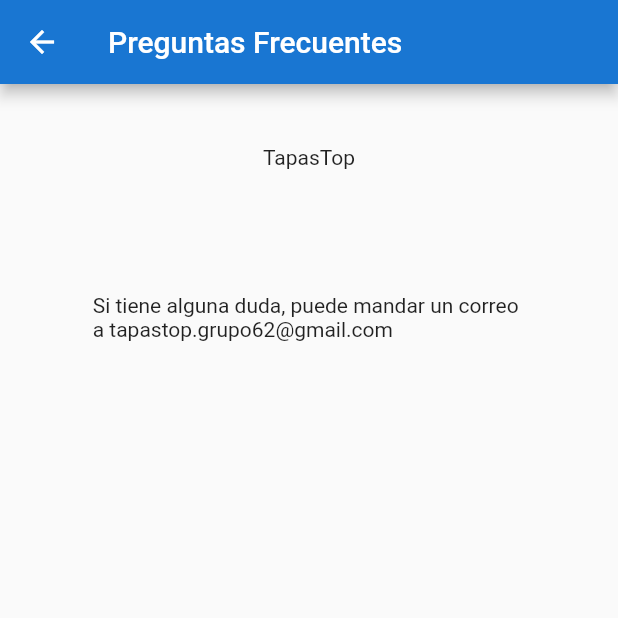
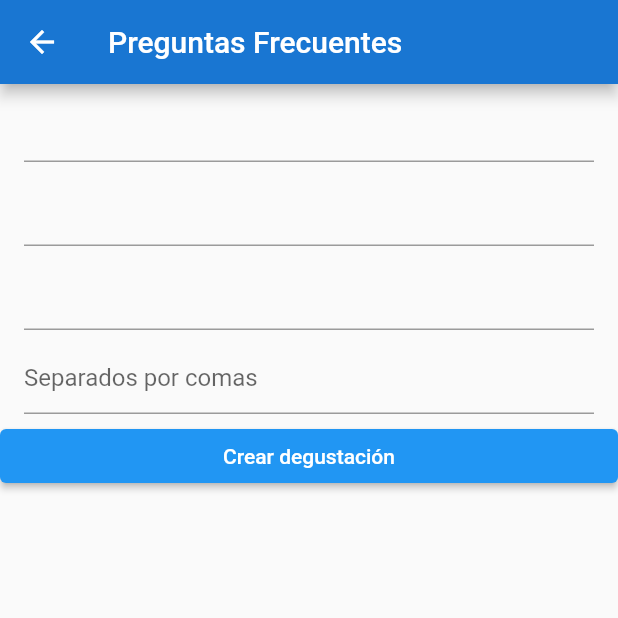
Before and after one commit to dan415/tapastop, a Flutter app: the createDegustacion screen opened directly, on a phone screen of 412 x 824 dp, the top half of it. Run offline on Flutter 3.47's test engine with Material 2 defaults, Android fonts, the phone set to English and light mode, and no system bars; our stand-ins replace cloud_firestore, date_time_picker, firebase_auth, firebase_core, firebase_database, firebase_storage and 3 more; missing offline and left inert: dart:ffi; accounts and stored records are empty; generated files the repository leaves out were written again.

Commit message:
add: gear septu

```diff
--- a/lib/firebase_operations/databaseAPI.dart
+++ b/lib/firebase_operations/databaseAPI.dart
@@ -51,6 +51,7 @@ class Database {
 		return storage.ref().child('degustaciones').child(degustacion).child('pic').getData();
 	}
 
+	//TODO NO FUNCIONA
 	addDegustacion(String degustacion, String uid, String restaurante, String descripcion, List<String> tipo) {
 		List<String> degustaciones = db.collection('restaurantes').doc(restaurante).get().then((value) => value.data()!['degustaciones']) as List<String>;
 		if (degustaciones.contains(degustacion)) {
@@ -123,12 +124,14 @@ class Database {
 
 	///List<String> degustaciones = await getDegustacionesUsuario('uid');
 	///Cada elemento de degustaciones es el nombre (ref) de una degustacion
+	//TODO ESTE SUPONGO QUE TAMPOCO
   Future<List<String>> getDegustacionesUsuario(String uid) async {
 		return db.collection('users').doc(uid).get().then((value) => value.data()!['degustaciones']) as List<String>;
 	}
 
 	///List<String> degustaciones = await getDegustacionesRestaurante('restaurante');
 	///Cada elemento de degustaciones es el nombre (ref) de una degustacion
+	//TODO NO FUNCIONA
 	Future<List<String>> getDegustacionesRestaurante(String restaurante) async {
 		return db.collection('restaurantes').doc(restaurante).get().then((value) => value.data()!['degustaciones']) as List<String>;
 	}
--- a/lib/screens/createDegustacion.dart
+++ b/lib/screens/createDegustacion.dart
@@ -1,7 +1,10 @@
 
+import 'package:firebase_auth/firebase_auth.dart';
 import 'package:flutter/cupertino.dart';
 import 'package:flutter/material.dart';
 import 'package:flutter/services.dart';
+import 'package:tapastop/firebase_operations/authenticator.dart';
+import 'package:tapastop/firebase_operations/databaseAPI.dart';
 
 import '../utils/globals.dart';
 
@@ -13,6 +16,12 @@ class createDegustacion extends StatefulWidget {
 }
 
 class createDegustacionState extends State<createDegustacion> {
+  String nombre = "";
+  String descripcion = "";
+  String restaurante = "";
+  String tipos = "";
+  Database db = Database();
+
   @override
   Widget build(BuildContext context) {
     SystemChrome.setSystemUIOverlayStyle(
@@ -23,14 +32,56 @@ class createDegustacionState extends State<createDegustacion> {
           title: const Text('Preguntas Frecuentes'),
           backgroundColor: Theme.of(context).primaryColorDark,
         ),
-        body: Center(
-          child: SizedBox(
-              width: MediaQuery.of(context).size.width * 0.70,
-              child: Column(children: [
-                Logo.build(context),
-                const Text("Si tiene alguna duda, puede mandar un correo a tapastop.grupo62@gmail.com")
-              ])),
-        ));
+        body: ListView(
+          children: [
+                  ListTile(
+                  title: TextFormField(
+                  initialValue: "",
+                    onChanged: (x) {
+                      nombre = x;
+                    },
+                    autovalidateMode: AutovalidateMode.onUserInteraction,
+                    validator: (x) => x!.isEmpty ? "El nombre no puede estar vacío" : null,
+                  )
+              ),
+            ListTile(
+                title: TextFormField(
+                  initialValue: "",
+                  onChanged: (x) {
+                    descripcion = x;
+                  },
+                  autovalidateMode: AutovalidateMode.onUserInteraction,
+                  validator: (x) => x!.isEmpty ? "La descripción no puede estar vacío" : null,
+                )
+            ),
+            ListTile(
+                title: TextFormField(
+                  initialValue: "",
+                  onChanged: (x) {
+                    restaurante = x;
+                  },
+                  autovalidateMode: AutovalidateMode.onUserInteraction,
+                  validator: (x) => x!.isEmpty ? "El restaurante no puede estar vacío" : null,
+                )
+            ),
+            ListTile(
+                title: TextFormField(
+                  initialValue: "",
+                  decoration: const InputDecoration(
+                  hintText: 'Separados por comas',
+                  ),
+                  onChanged: (x) {
+                    tipos = x;
+                  },
+                  autovalidateMode: AutovalidateMode.onUserInteraction,
+                  validator: (x) => x!.isEmpty ? "Los tipos no pueden estar vacíos" : null,
+                )
+            ),
+            ElevatedButton(onPressed: () {
+              db.addDegustacion(nombre, FirebaseAuthenticator().getCurrentUID()!, restaurante, descripcion, tipos.split(","));
+            },
+                 child: const Text("Crear degustación"))
+              ]));
   }
 
 }
```
Also changed, not shown: lib/screens/SearchScreen.dart (+29 -3 lines), lib/screens/feedScreen.dart (+41 -8 lines), lib/utils/starRating.dart (added, +43 -0 lines).
